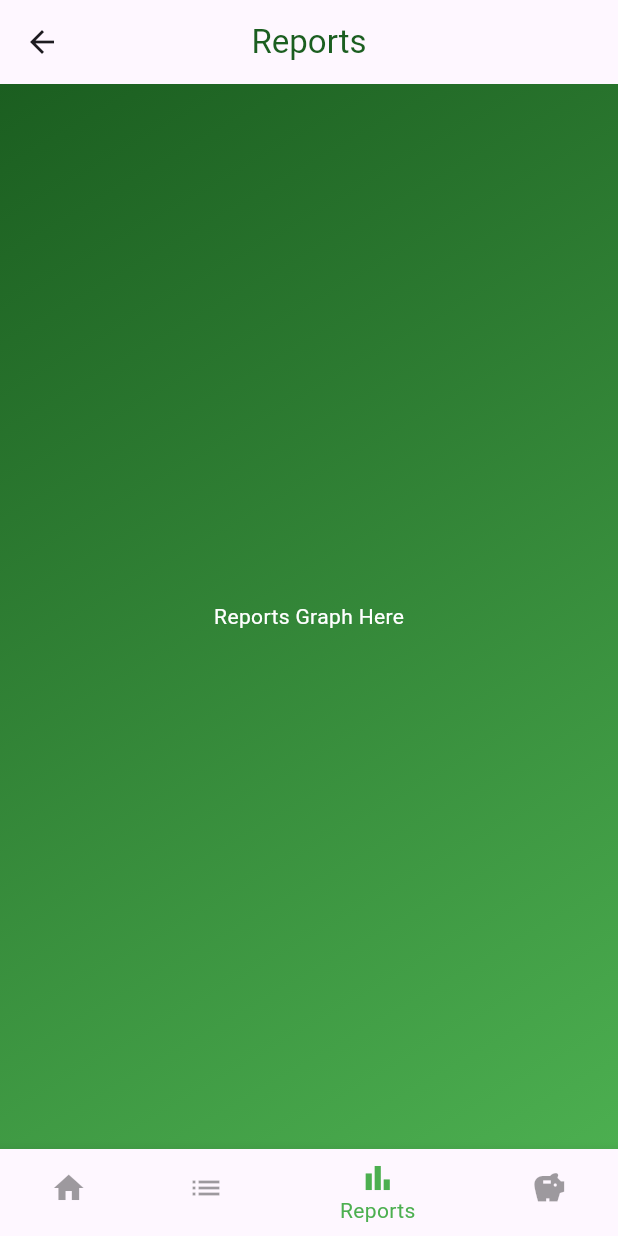
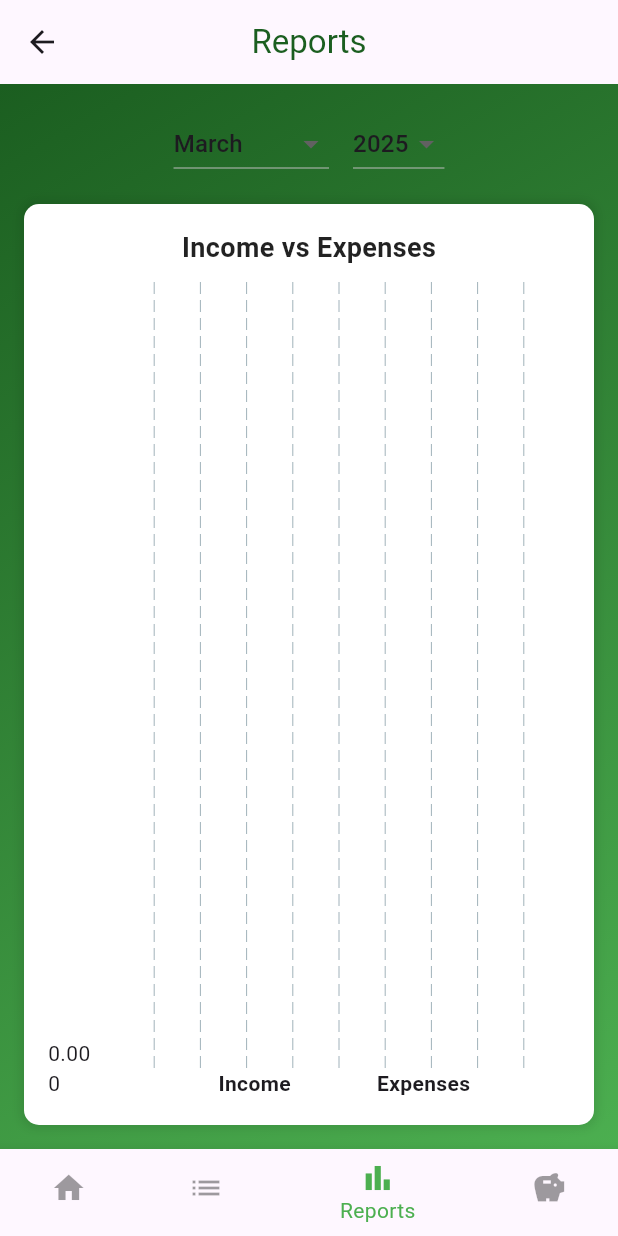
Before and after one commit to larissaa155/personal-finance, a Flutter app: the ReportsScreen screen opened by its route, on a phone screen of 412 x 824 dp. Run offline on Flutter 3.47's test engine with Material 3 defaults, Android fonts, the phone set to English and light mode, and no system bars; drawn by our look-alikes of fl_chart; our stand-ins replace sqflite; accounts and stored records are empty.

Commit message:
added intl dependency and added the bar chart for the reports page

```diff
--- a/lib/reports_screen.dart
+++ b/lib/reports_screen.dart
@@ -1,5 +1,9 @@
 import 'package:flutter/material.dart';
+import 'package:fl_chart/fl_chart.dart';
 import 'gradient_background.dart';
+import 'database_helper.dart';
+import 'transaction.dart';
+import 'package:intl/intl.dart';
 
 class ReportsScreen extends StatefulWidget {
   const ReportsScreen({super.key});
@@ -9,61 +13,205 @@ class ReportsScreen extends StatefulWidget {
 }
 
 class _ReportsScreenState extends State<ReportsScreen> {
-  int _selectedIndex = 2;
+  int _selectedMonth = DateTime.now().month;
+  int _selectedYear = DateTime.now().year;
+  double _income = 0.0;
+  double _expenses = 0.0;
+
+  @override
+  void initState() {
+    super.initState();
+    _loadData();
+  }
+
+  Future<void> _loadData() async {
+    final transactions = await DatabaseHelper().getTransactions();
+    double income = 0.0;
+    double expenses = 0.0;
+
+    for (var transaction in transactions) {
+      DateTime transactionDate = DateFormat('yyyy-MM-dd').parse(transaction.date);
+      if (transactionDate.month == _selectedMonth && transactionDate.year == _selectedYear) {
+        if (transaction.type == "Income") {
+          income += transaction.amount;
+        } else {
+          expenses += transaction.amount;
+        }
+      }
+    }
+
+    setState(() {
+      _income = income;
+      _expenses = expenses;
+    });
+  }
 
   @override
   Widget build(BuildContext context) {
     return Scaffold(
-      appBar: AppBar(title: Text('Reports', style: TextStyle(color: Colors.green[900])), centerTitle: true),
+      appBar: AppBar(
+        title: Text('Reports', style: TextStyle(color: Colors.green[900])),
+        centerTitle: true,
+      ),
       body: GradientBackground(
-        child: const Center(child: Text('Reports Graph Here', style: TextStyle(color: Colors.white))),
+        child: Padding(
+          padding: const EdgeInsets.all(16.0),
+          child: Column(
+            children: [
+              _buildDropdownSelectors(),
+              const SizedBox(height: 16),
+              Expanded(
+                child: Container(
+                  padding: const EdgeInsets.all(16),
+                  decoration: BoxDecoration(
+                    color: Colors.white,
+                    borderRadius: BorderRadius.circular(10),
+                    boxShadow: [
+                      BoxShadow(
+                        color: Colors.black.withOpacity(0.1),
+                        blurRadius: 5,
+                        spreadRadius: 2,
                       ),
-      bottomNavigationBar: _buildBottomNavBar(context, _selectedIndex),
+                    ],
+                  ),
+                  child: Column(
+                    children: [
+                      const Text(
+                        'Income vs Expenses',
+                        style: TextStyle(
+                          fontSize: 18,
+                          fontWeight: FontWeight.bold,
+                          color: Colors.black87,
+                        ),
+                      ),
+                      const SizedBox(height: 10),
+                      Expanded(child: _buildBarChart()),
+                    ],
+                  ),
+                ),
+              ),
+            ],
+          ),
+        ),
+      ),
+      bottomNavigationBar: _buildBottomNavBar(context),
     );
   }
+
+  Widget _buildDropdownSelectors() {
+    return Row(
+      mainAxisAlignment: MainAxisAlignment.center,
+      children: [
+        DropdownButton<int>(
+          value: _selectedMonth,
+          onChanged: (newValue) {
+            setState(() {
+              _selectedMonth = newValue!;
+              _loadData();
+            });
+          },
+          items: List.generate(12, (index) {
+            return DropdownMenuItem(
+              value: index + 1,
+              child: Text(DateFormat.MMMM().format(DateTime(0, index + 1))),
+            );
+          }),
+        ),
+        const SizedBox(width: 16),
+        DropdownButton<int>(
+          value: _selectedYear,
+          onChanged: (newValue) {
+            setState(() {
+              _selectedYear = newValue!;
+              _loadData();
+            });
+          },
+          items: List.generate(10, (index) {
+            int year = DateTime.now().year - index;
+            return DropdownMenuItem(value: year, child: Text(year.toString()));
+          }),
+        ),
+      ],
+    );
   }
 
-Widget _buildBottomNavBar(BuildContext context, int currentIndex) {
+  Widget _buildBarChart() {
+    return BarChart(
+      BarChartData(
+        barGroups: [
+          BarChartGroupData(
+            x: 0,
+            barRods: [
+              BarChartRodData(
+                toY: _income,
+                color: Colors.green,
+                width: 30,
+              ),
+            ],
+          ),
+          BarChartGroupData(
+            x: 1,
+            barRods: [
+              BarChartRodData(
+                toY: _expenses,
+                color: Colors.red,
+                width: 30,
+              ),
+            ],
+          ),
+        ],
+        titlesData: FlTitlesData(
+          leftTitles: AxisTitles(
+            sideTitles: SideTitles(showTitles: true, reservedSize: 40),
+          ),
+          bottomTitles: AxisTitles(
+            sideTitles: SideTitles(
+              showTitles: true,
+              getTitlesWidget: (double value, TitleMeta meta) {
+                switch (value.toInt()) {
+                  case 0:
+                    return const Text("Income", style: TextStyle(fontWeight: FontWeight.bold));
+                  case 1:
+                    return const Text("Expenses", style: TextStyle(fontWeight: FontWeight.bold));
+                  default:
+                    return Container();
+                }
+              },
+            ),
+          ),
+          topTitles: AxisTitles(sideTitles: SideTitles(showTitles: false)),
+          rightTitles: AxisTitles(sideTitles: SideTitles(showTitles: false)),
+        ),
+        borderData: FlBorderData(show: false),
+      ),
+    );
+  }
+
+  Widget _buildBottomNavBar(BuildContext context) {
     return BottomNavigationBar(
       backgroundColor: Colors.blueGrey[900],
       selectedItemColor: Colors.green,
       unselectedItemColor: Colors.black38,
-    currentIndex: currentIndex,
+      currentIndex: 2,
       onTap: (index) {
-      if (index != currentIndex) {
         switch (index) {
           case 0:
-            Navigator.pushReplacementNamed(context, '/');
+            Navigator.pushReplacementNamed(context, '/dashboard');
             break;
           case 1:
             Navigator.pushReplacementNamed(context, '/transactions');
-            break;
-          case 2:
-            Navigator.pushReplacementNamed(context, '/reports');
             break;
           case 3:
             Navigator.pushReplacementNamed(context, '/savings');
             break;
         }
-      }
       },
       items: const [
-      BottomNavigationBarItem(
-        icon: Icon(Icons.home),
-        label: 'Dashboard',
-      ),
-      BottomNavigationBarItem(
-        icon: Icon(Icons.list),
-        label: 'Transactions',
-      ),
-      BottomNavigationBarItem(
-        icon: Icon(Icons.bar_chart),
-        label: 'Reports',
-      ),
-      BottomNavigationBarItem(
-        icon: Icon(Icons.savings),
-        label: 'Savings',
-      ),
+        BottomNavigationBarItem(icon: Icon(Icons.home), label: 'Dashboard'),
+        BottomNavigationBarItem(icon: Icon(Icons.list), label: 'Transactions'),
+        BottomNavigationBarItem(icon: Icon(Icons.bar_chart), label: 'Reports'),
+        BottomNavigationBarItem(icon: Icon(Icons.savings), label: 'Savings'),
       ],
     );
   }
+}
--- a/pubspec.yaml
+++ b/pubspec.yaml
@@ -34,6 +34,7 @@ dependencies:
   sqflite: ^2.2.8+4
   path_provider: ^2.1.1
   fl_chart: ^0.63.0
+  intl: ^0.18.0
   # The following adds the Cupertino Icons font to your application.
   # Use with the CupertinoIcons class for iOS style icons.
   cupertino_icons: ^1.0.8
```
Also changed, not shown: pubspec.lock. Lines whose indentation alone changed are shown as unchanged.
